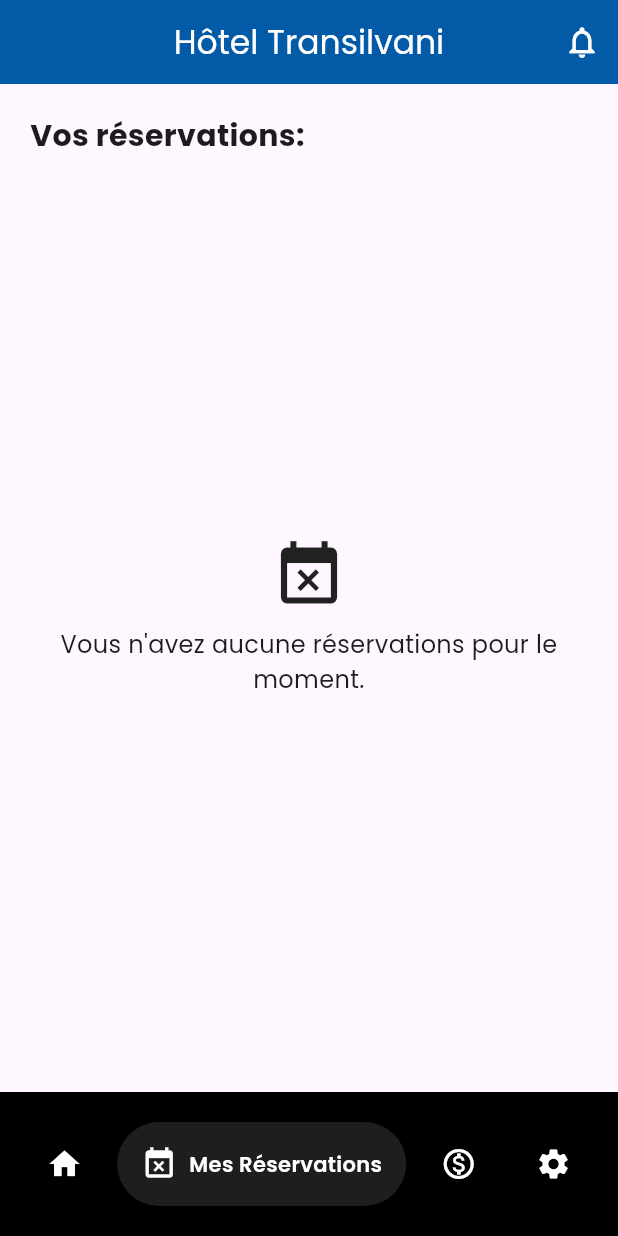
After one commit to Cyrille-18/HotelRoomReservation-flutterapp, a Flutter app: the Myreservation screen opened directly, on a phone screen of 412 x 824 dp. The commit adds this screen. Run offline on Flutter 3.47's test engine with Material 3 defaults, Android fonts, the phone set to English and light mode, and no system bars; drawn by our look-alikes of google_nav_bar; our stand-ins replace flutter_svg, get, google_fonts, hexcolor, hive, hive_flutter; accounts and stored records are empty.

Commit message:
reservation screen done

```diff
--- a/lib/screens/favorites.dart
+++ /dev/null
@@ -1,43 +0,0 @@
-import 'package:flutter/material.dart';
-import 'package:hotelroomreservation/constantes.dart';
-import 'package:hotelroomreservation/utils/navigationbar.dart';
-
-class Favorites extends StatefulWidget {
-  const Favorites({super.key});
-
-  @override
-  _FavoritesState createState() => _FavoritesState();
-}
-
-class _FavoritesState extends State<Favorites> {
-  @override
-  void initState() {
-    super.initState();
-  }
-
-  @override
-  Widget build(BuildContext context) {
-    return Scaffold(
-      appBar: AppBar(
-        elevation: 0,
-        centerTitle: true,
-        title: Text(
-          'Hôtel Transilvani',
-          style: TextStyle(color: Colors.white),
-        ),
-        backgroundColor: kPrimaryColor,
-        actions: [
-          IconButton(
-            onPressed: () {},
-            icon: Icon(Icons.notifications_outlined),
-            color: Colors.white,
-            iconSize: 25,
-          )
-        ],
-      ),
-      bottomNavigationBar: barredenavigation(
-        selectedIndex: 1,
-      ),
-    );
-  }
-}
--- /dev/null
+++ b/lib/screens/myreservation_screen.dart
@@ -0,0 +1,75 @@
+import 'package:flutter/material.dart';
+import 'package:hotelroomreservation/constantes.dart';
+import 'package:hotelroomreservation/utils/navigationbar.dart';
+
+class Myreservation extends StatefulWidget {
+  const Myreservation({Key? key}) : super(key: key);
+
+  @override
+  _MyreservationState createState() => _MyreservationState();
+}
+
+class _MyreservationState extends State<Myreservation> {
+  @override
+  Widget build(BuildContext context) {
+    return Scaffold(
+      appBar: AppBar(
+        elevation: 0,
+        centerTitle: true,
+        title: Text(
+          'Hôtel Transilvani',
+          style: TextStyle(color: Colors.white),
+        ),
+        backgroundColor: kPrimaryColor,
+        actions: [
+          IconButton(
+            onPressed: () {},
+            icon: Icon(Icons.notifications_outlined),
+            color: Colors.white,
+            iconSize: 25,
+          ),
+        ],
+      ),
+      bottomNavigationBar: barredenavigation(
+        selectedIndex: 1,
+      ),
+      body: Padding(
+        padding: const EdgeInsets.all(20.0),
+        child: Column(
+          crossAxisAlignment: CrossAxisAlignment.start,
+          children: [
+            Text(
+              'Vos réservations:',
+              style: TextStyle(
+                fontSize: 20.0,
+                fontWeight: FontWeight.bold,
+              ),
+            ),
+            SizedBox(height: 10.0),
+            Expanded(
+              child: Center(
+                child: Column(
+                  mainAxisAlignment: MainAxisAlignment.center,
+                  children: [
+                    Icon(
+                      Icons.event_busy,
+                      size: 50.0,
+                    ),
+                    SizedBox(height: 10.0),
+                    Text(
+                      'Vous n\'avez aucune réservations pour le moment.',
+                      style: TextStyle(
+                        fontSize: 16.0,
+                      ),
+                      textAlign: TextAlign.center,
+                    ),
+                  ],
+                ),
+              ),
+            ),
+          ],
+        ),
+      ),
+    );
+  }
+}
--- a/lib/utils/navigationbar.dart
+++ b/lib/utils/navigationbar.dart
@@ -1,7 +1,7 @@
 import 'package:flutter/cupertino.dart';
 import 'package:flutter/material.dart';
 import 'package:google_nav_bar/google_nav_bar.dart';
-import 'package:hotelroomreservation/screens/favorites.dart';
+import 'package:hotelroomreservation/screens/myreservation_screen.dart';
 import 'package:hotelroomreservation/screens/homepage.dart';
 
 class barredenavigation extends StatefulWidget {
@@ -41,7 +41,7 @@ class _barredenavigationState extends State<barredenavigation> {
         Navigator.pushAndRemoveUntil(
           context,
           MaterialPageRoute(
-            builder: (context) => Favorites(),
+            builder: (context) => Myreservation(),
           ),
           (route) => false,
         );
```
